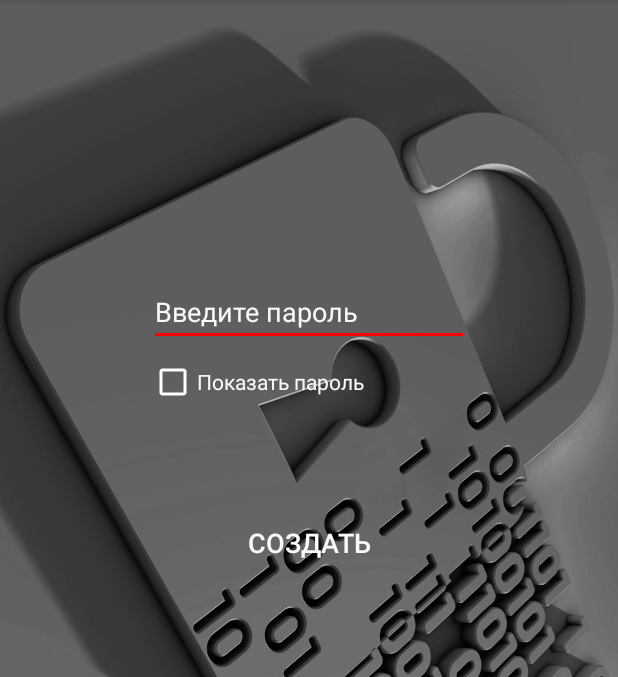
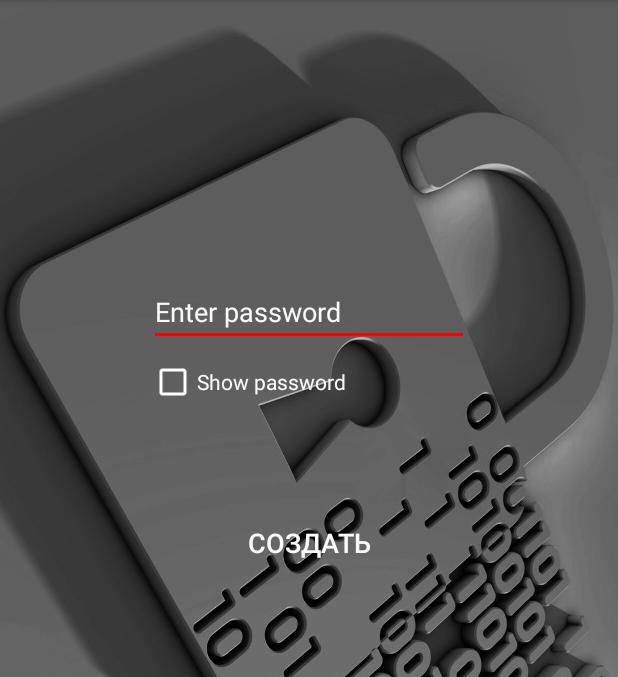
Before and after one commit to Ghedzik/CryptoBook1-lite, an Android app: the screen it shows after launch (loginActivity), on a phone screen of 412 x 824 dp, the part 84-761 px from its top. Run offline under Robolectric (Android 15) with nearby library versions, the phone set to English and light mode, and no system bars.

Commit message:
Локализация

```diff
--- a/app/src/main/res/layout/activity_login.xml
+++ b/app/src/main/res/layout/activity_login.xml
@@ -15,7 +15,7 @@
         android:layout_height="wrap_content"
         android:layout_marginTop="185dp"
         android:ems="10"
-        android:hint="Введите пароль"
+        android:hint="@string/hint_enter_password"
         android:inputType="textPassword"
         android:textColor="@color/сolorTextBlack"
         android:textColorHint="@color/сolorTextBlack"
@@ -31,7 +31,7 @@
         android:layout_marginTop="67dp"
         android:onClick="onClickbtnOK"
         android:shadowColor="@android:color/background_light"
-        android:text="Ok"
+        android:text="@string/control_ok"
         android:textColor="@color/сolorTextBlack"
         android:textSize="18sp"
         app:layout_constraintLeft_toLeftOf="parent"
@@ -43,7 +43,7 @@
         android:layout_width="wrap_content"
         android:layout_height="wrap_content"
         android:layout_marginTop="8dp"
-        android:text="Показать пароль"
+        android:text="@string/control_show_password"
         android:textColor="@color/сolorTextBlack"
         android:textColorHighlight="@android:color/background_light"
         android:theme="@style/MyCheckBox"
--- a/app/src/main/res/values/strings.xml
+++ b/app/src/main/res/values/strings.xml
@@ -47,6 +47,7 @@
     <string name="hint_enter_old_password">Enter old password</string>
     <string name="hint_enter_new_password">Enter new password</string>
     <string name="hint_accept_new_password">Accept new password</string>
+    <string name="hint_enter_password">Enter password</string>
 
 <!--Нименования управляющих элементов-->
     <string name="control_save">Save</string>
```
Also changed, not shown: 1 other file.
